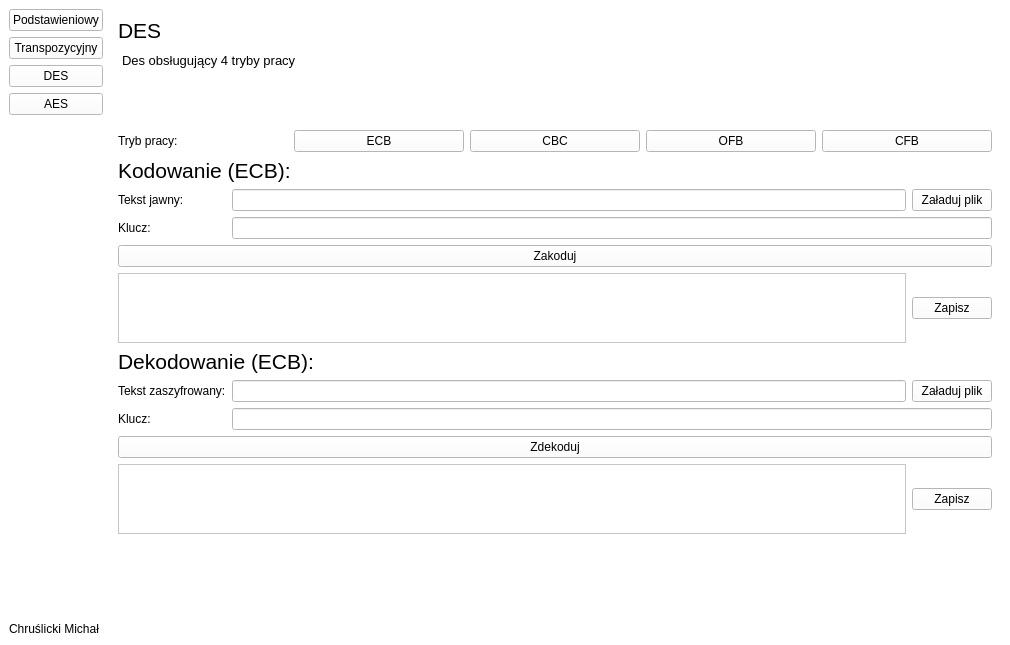
Dezinter8/kryptografia_CM, file Ui/mainwindow.ui: the form before one commit.
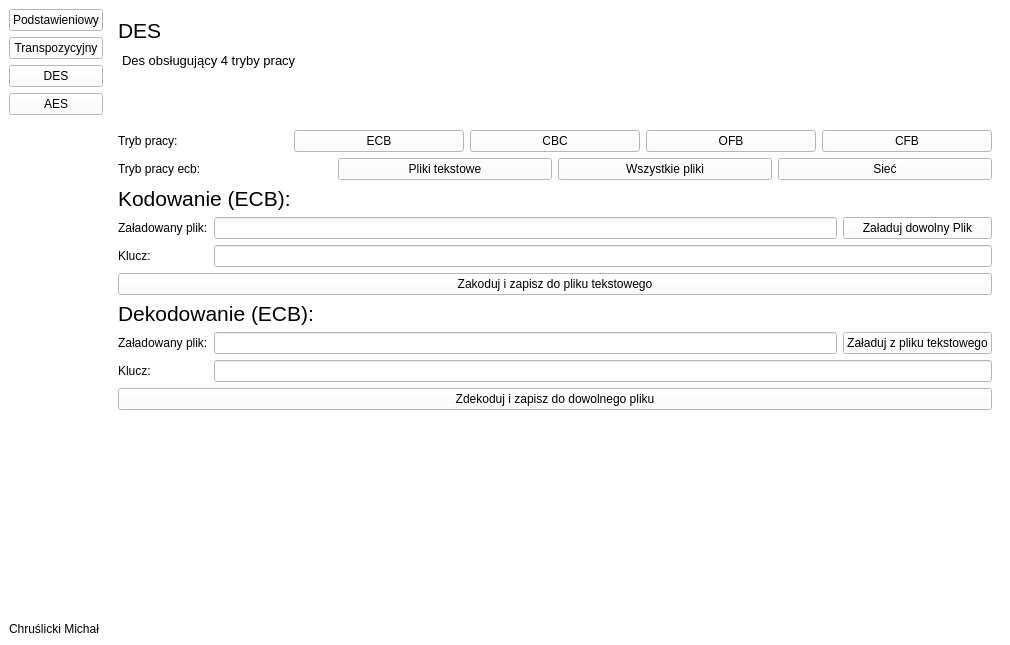
The form after the commit. The open tabs and pages were chosen to show the change.

Commit message: obsługa wszystkich plików dla des ecb

Diff of the .ui file:
```diff
--- a/Ui/mainwindow.ui
+++ b/Ui/mainwindow.ui
@@ -586,7 +586,7 @@
        <item>
         <widget class="QStackedWidget" name="stackedWidget">
          <property name="currentIndex">
-          <number>0</number>
+          <number>2</number>
          </property>
          <widget class="QWidget" name="podstawieniowy_page">
           <layout class="QGridLayout" name="gridLayout_9">
@@ -1236,44 +1236,53 @@
          </widget>
          <widget class="QWidget" name="DES_page">
           <layout class="QGridLayout" name="gridLayout_4">
-           <item row="2" column="4">
-            <widget class="QPushButton" name="des_cfb_button">
-             <property name="text">
-              <string>CFB</string>
-             </property>
-            </widget>
-           </item>
-           <item row="2" column="3">
-            <widget class="QPushButton" name="des_ofb_button">
-             <property name="text">
-              <string>OFB</string>
-             </property>
-            </widget>
-           </item>
-           <item row="2" column="0">
-            <widget class="QLabel" name="label_17">
-             <property name="text">
-              <string>Tryb pracy:</string>
-             </property>
-            </widget>
-           </item>
-           <item row="2" column="1">
-            <widget class="QPushButton" name="des_ecb_button">
-             <property name="text">
-              <string>ECB</string>
-             </property>
-            </widget>
-           </item>
-           <item row="2" column="2">
-            <widget class="QPushButton" name="des_cbc_button">
-             <property name="text">
-              <string>CBC</string>
-             </property>
-            </widget>
-           </item>
            <item row="3" column="0" colspan="5">
             <widget class="QStackedWidget" name="stackedWidget_des">
              <widget class="QWidget" name="des_ecb_page">
+              <layout class="QGridLayout" name="gridLayout_11">
+               <property name="leftMargin">
+                <number>0</number>
+               </property>
+               <property name="topMargin">
+                <number>0</number>
+               </property>
+               <property name="rightMargin">
+                <number>0</number>
+               </property>
+               <property name="bottomMargin">
+                <number>0</number>
+               </property>
+               <item row="0" column="2">
+                <widget class="QPushButton" name="des_ecb_allFileMode_button">
+                 <property name="text">
+                  <string>Wszystkie pliki</string>
+                 </property>
+                </widget>
+               </item>
+               <item row="0" column="1">
+                <widget class="QPushButton" name="des_ecb_normalMode_button">
+                 <property name="text">
+                  <string>Pliki tekstowe</string>
+                 </property>
+                </widget>
+               </item>
+               <item row="0" column="0">
+                <widget class="QLabel" name="label_26">
+                 <property name="text">
+                  <string>Tryb pracy ecb:</string>
+                 </property>
+                </widget>
+               </item>
+               <item row="0" column="3">
+                <widget class="QPushButton" name="des_ecb_networkMode_button">
+                 <property name="text">
+                  <string>Sieć</string>
+                 </property>
+                </widget>
+               </item>
+               <item row="1" column="0" colspan="4">
+                <widget class="QStackedWidget" name="stackedWidget_des_ecb">
+                 <widget class="QWidget" name="des_ecb_normalMode_page">
               <layout class="QGridLayout" name="gridLayout_5">
                <property name="leftMargin">
                 <number>0</number>
@@ -1413,18 +1422,171 @@
                  </property>
                 </widget>
                </item>
-               <item row="10" column="0">
+                   <item row="10" column="1">
                 <spacer name="verticalSpacer_8">
                  <property name="orientation">
                   <enum>Qt::Orientation::Vertical</enum>
                  </property>
                  <property name="sizeHint" stdset="0">
                   <size>
-                   <width>20</width>
+                       <width>677</width>
+                       <height>38</height>
+                      </size>
+                     </property>
+                    </spacer>
+                   </item>
+                  </layout>
+                 </widget>
+                 <widget class="QWidget" name="des_ecb_allFileMode_page">
+                  <layout class="QGridLayout" name="gridLayout_12">
+                   <property name="leftMargin">
+                    <number>0</number>
+                   </property>
+                   <property name="topMargin">
+                    <number>0</number>
+                   </property>
+                   <property name="rightMargin">
+                    <number>0</number>
+                   </property>
+                   <property name="bottomMargin">
+                    <number>0</number>
+                   </property>
+                   <item row="6" column="1" colspan="2">
+                    <widget class="QLineEdit" name="Des_ecb_decode_input_key_2"/>
+                   </item>
+                   <item row="1" column="2">
+                    <widget class="QPushButton" name="Des_ecb_input_file_2">
+                     <property name="text">
+                      <string>Załaduj dowolny Plik</string>
+                     </property>
+                    </widget>
+                   </item>
+                   <item row="5" column="2">
+                    <widget class="QPushButton" name="Des_ecb_decode_input_file_2">
+                     <property name="text">
+                      <string>Załaduj z pliku tekstowego</string>
+                     </property>
+                    </widget>
+                   </item>
+                   <item row="7" column="0" colspan="3">
+                    <widget class="QPushButton" name="Des_ecb_decode_button_2">
+                     <property name="text">
+                      <string>Zdekoduj i zapisz do dowolnego pliku</string>
+                     </property>
+                    </widget>
+                   </item>
+                   <item row="5" column="1">
+                    <widget class="QLineEdit" name="Des_ecb_decode_file_path">
+                     <property name="readOnly">
+                      <bool>true</bool>
+                     </property>
+                    </widget>
+                   </item>
+                   <item row="0" column="0" colspan="3">
+                    <widget class="QLabel" name="label_60">
+                     <property name="font">
+                      <font>
+                       <pointsize>16</pointsize>
+                      </font>
+                     </property>
+                     <property name="text">
+                      <string>Kodowanie (ECB):</string>
+                     </property>
+                    </widget>
+                   </item>
+                   <item row="6" column="0">
+                    <widget class="QLabel" name="label_56">
+                     <property name="text">
+                      <string>Klucz:</string>
+                     </property>
+                    </widget>
+                   </item>
+                   <item row="1" column="0">
+                    <widget class="QLabel" name="label_58">
+                     <property name="text">
+                      <string>Załadowany plik:</string>
+                     </property>
+                    </widget>
+                   </item>
+                   <item row="2" column="1" colspan="2">
+                    <widget class="QLineEdit" name="Des_ecb_input_key_2"/>
+                   </item>
+                   <item row="2" column="0">
+                    <widget class="QLabel" name="label_59">
+                     <property name="text">
+                      <string>Klucz:</string>
+                     </property>
+                    </widget>
+                   </item>
+                   <item row="4" column="0" colspan="3">
+                    <widget class="QLabel" name="label_55">
+                     <property name="font">
+                      <font>
+                       <pointsize>16</pointsize>
+                      </font>
+                     </property>
+                     <property name="text">
+                      <string>Dekodowanie (ECB):</string>
+                     </property>
+                    </widget>
+                   </item>
+                   <item row="3" column="0" colspan="3">
+                    <widget class="QPushButton" name="Des_ecb_button_2">
+                     <property name="text">
+                      <string>Zakoduj i zapisz do pliku tekstowego</string>
+                     </property>
+                    </widget>
+                   </item>
+                   <item row="1" column="1">
+                    <widget class="QLineEdit" name="Des_ecb_file_path">
+                     <property name="readOnly">
+                      <bool>true</bool>
+                     </property>
+                    </widget>
+                   </item>
+                   <item row="5" column="0">
+                    <widget class="QLabel" name="label_57">
+                     <property name="text">
+                      <string>Załadowany plik:</string>
+                     </property>
+                    </widget>
+                   </item>
+                   <item row="8" column="0">
+                    <spacer name="verticalSpacer_10">
+                     <property name="orientation">
+                      <enum>Qt::Orientation::Vertical</enum>
+                     </property>
+                     <property name="sizeHint" stdset="0">
+                      <size>
+                       <width>86</width>
+                       <height>190</height>
+                      </size>
+                     </property>
+                    </spacer>
+                   </item>
+                  </layout>
+                 </widget>
+                 <widget class="QWidget" name="des_ecb_networkMode_page">
+                  <widget class="QLabel" name="label_27">
+                   <property name="geometry">
+                    <rect>
+                     <x>350</x>
+                     <y>70</y>
+                     <width>161</width>
                    <height>61</height>
-                  </size>
-                 </property>
-                </spacer>
+                    </rect>
+                   </property>
+                   <property name="font">
+                    <font>
+                     <pointsize>18</pointsize>
+                    </font>
+                   </property>
+                   <property name="text">
+                    <string>Not ready yet</string>
+                   </property>
+                  </widget>
+                 </widget>
+                </widget>
                </item>
               </layout>
              </widget>
@@ -1895,7 +2057,28 @@
              </widget>
             </widget>
            </item>
-           <item row="0" column="0" colspan="5">
+           <item row="2" column="0">
+            <widget class="QLabel" name="label_17">
+             <property name="text">
+              <string>Tryb pracy:</string>
+             </property>
+            </widget>
+           </item>
+           <item row="2" column="2">
+            <widget class="QPushButton" name="des_cbc_button">
+             <property name="text">
+              <string>CBC</string>
+             </property>
+            </widget>
+           </item>
+           <item row="2" column="4">
+            <widget class="QPushButton" name="des_cfb_button">
+             <property name="text">
+              <string>CFB</string>
+             </property>
+            </widget>
+           </item>
+           <item row="0" column="0" colspan="4">
             <widget class="QLabel" name="label_16">
              <property name="font">
               <font>
@@ -1907,6 +2090,13 @@
              </property>
             </widget>
            </item>
+           <item row="2" column="1">
+            <widget class="QPushButton" name="des_ecb_button">
+             <property name="text">
+              <string>ECB</string>
+             </property>
+            </widget>
+           </item>
            <item row="1" column="0" colspan="5">
             <widget class="QTextEdit" name="textEdit_3">
              <property name="maximumSize">
@@ -1930,6 +2120,13 @@
              </property>
             </widget>
            </item>
+           <item row="2" column="3">
+            <widget class="QPushButton" name="des_ofb_button">
+             <property name="text">
+              <string>OFB</string>
+             </property>
+            </widget>
+           </item>
           </layout>
          </widget>
          <widget class="QWidget" name="AES_page">
```
Lines whose indentation alone changed are shown as unchanged. The commit also changes 3 other files.
